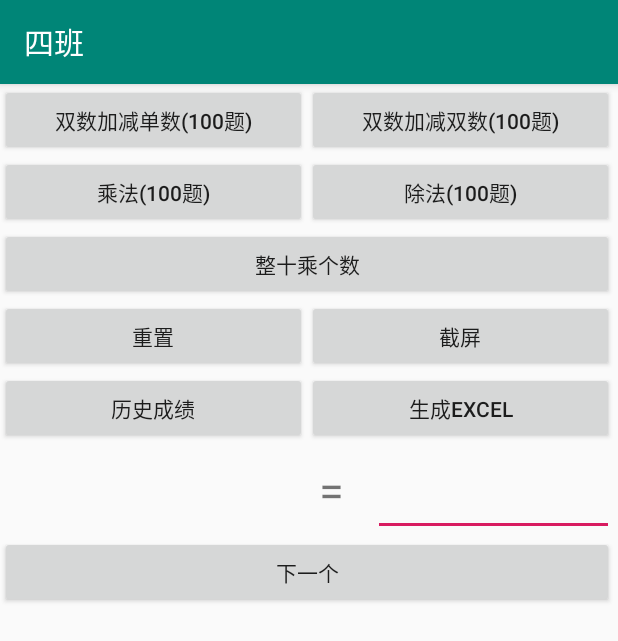
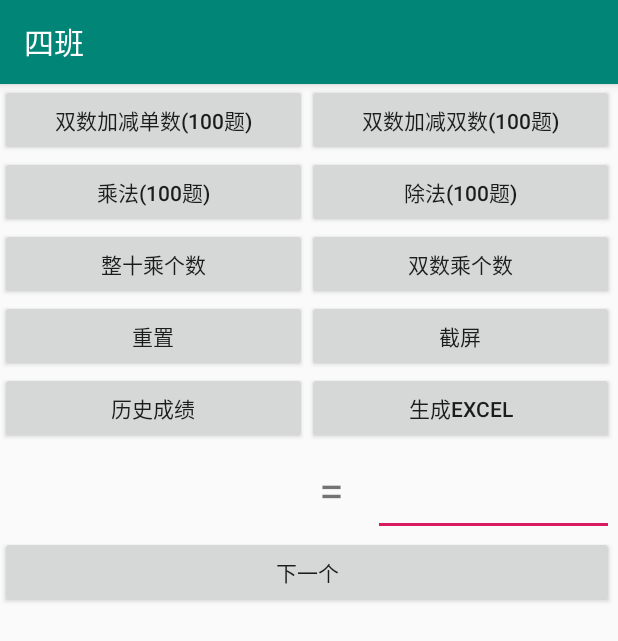
Before and after one commit to nacl025/QiDian, an Android app: the screen it shows after launch (MainActivity), on a phone screen of 412 x 824 dp. Shown: the top 641 px of the screen. Run offline under Robolectric (Android 15) with nearby library versions, the phone set to English and light mode, and no system bars.

```diff
--- a/app/src/main/res/layout/activity_main.xml
+++ b/app/src/main/res/layout/activity_main.xml
@@ -65,6 +65,14 @@
                 android:layout_height="wrap_content"
                 android:layout_weight="1"
                 android:text="整十乘个数" />
+
+            <Button
+                android:id="@+id/btn_cheng3"
+                android:layout_width="match_parent"
+                android:layout_height="wrap_content"
+                android:layout_weight="1"
+                android:text="双数乘个数" />
+
         </LinearLayout>
 
         <LinearLayout
```
Also changed, not shown: app/src/main/java/com/example/qidian/MainActivity.java (+17 -1 lines).
